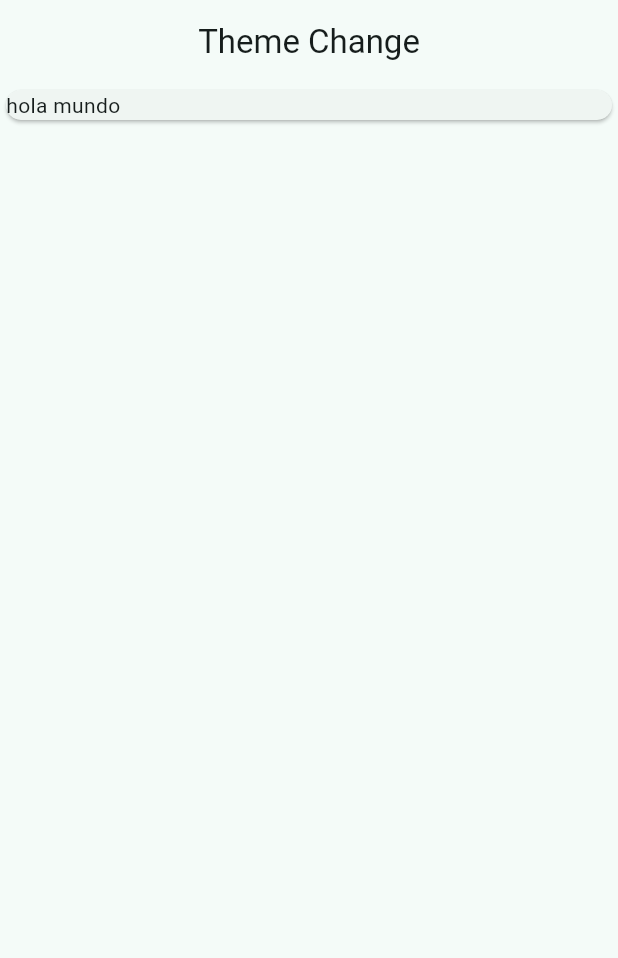
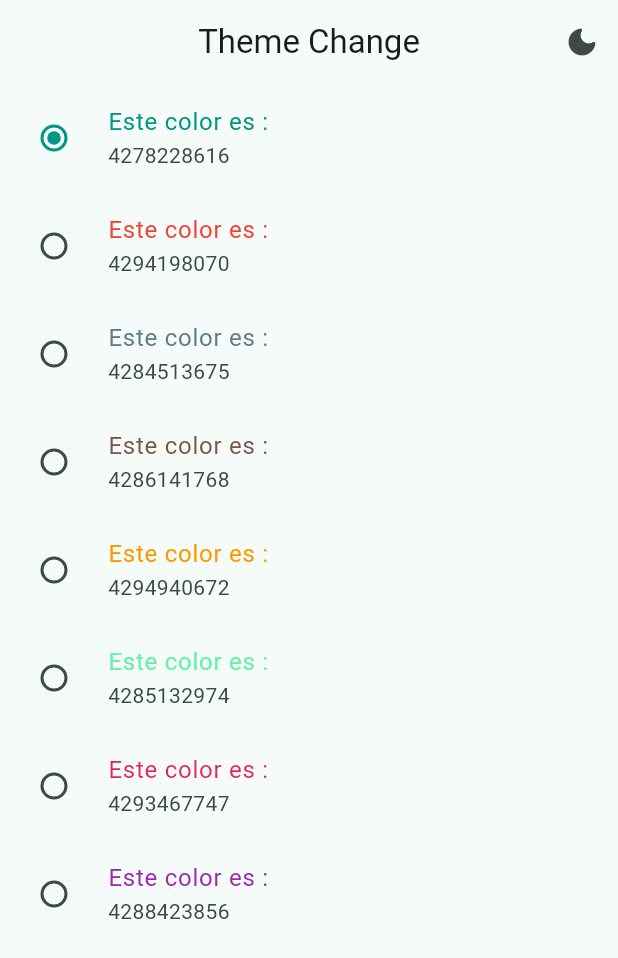
Before and after one commit to SebastianCaracuel/Flutter-Mobile-Beginner-to-Expert, a Flutter app: the ThemeChangeScreen screen opened by its route, on a phone screen of 412 x 824 dp. Shown: the top 958 px of the screen. Run offline on Flutter 3.47's test engine with Material 3 defaults, Android fonts, the phone set to English and light mode, and no system bars; our stand-ins replace animate_do, dio, flutter_riverpod, go_router, video_player.

Commit message:
Implement Riverpod Provider
Colocamos nuestro Dark - Light en nuestro menu superior, aún no esta implementado en su totalidad.

Implementamos el Riverpod Provider, pero aún no esta en su totalidad.

Creamos el cuerpo de nuestra pantalla "Theme-changer". Donde aplicamos nuestra referencia de "ColorListProvider"  utilizamos un ListView y un RadioListTitle para que podamos en un futuro seleccionar que color queremos que cambie nuestra aplicación.

```diff
--- a/06_Widgets_app/w_app/lib/presentation/screens/home/home_screen.dart
+++ b/06_Widgets_app/w_app/lib/presentation/screens/home/home_screen.dart
@@ -40,7 +40,6 @@ class HomeScreen extends ConsumerWidget {
               icon: Icon(isDarkMode
                   ? Icons.light_mode_rounded
                   : Icons.dark_mode_rounded)),
-          //icon: const Icon(Icons.dark_mode_rounded)),
         ],
       ),
 
--- a/06_Widgets_app/w_app/lib/presentation/screens/theme_changer/theme_changer_screen.dart
+++ b/06_Widgets_app/w_app/lib/presentation/screens/theme_changer/theme_changer_screen.dart
@@ -1,8 +1,10 @@
 //Importaciones
 import 'package:flutter/material.dart';
+import 'package:flutter_riverpod/flutter_riverpod.dart';
+import 'package:w_app/presentation/providers/theme_provider.dart';
 
 //Clase
-class ThemeChangeScreen extends StatelessWidget {
+class ThemeChangeScreen extends ConsumerWidget {
   //Propiedades
   static const String name = 'ThemeChanger_screen';
 
@@ -11,19 +13,73 @@ class ThemeChangeScreen extends StatelessWidget {
 
 //Objeto
   @override
-  Widget build(BuildContext context) {
+  Widget build(BuildContext context, ref) {
+    //Propiedades del objeto
+    final isDarkMode = ref.watch(isDarkModeProvider); //Referencia del DarkMode
+
     return Scaffold(
       //MenuSuperior
       appBar: AppBar(
-          //titulo
-          title: const Text('Theme Change')),
+        //titulo
+        title: const Text('Theme Change'),
+        actions: [
+          IconButton(
+            //Iconos switch
+            icon: Icon(isDarkMode
+                ? Icons.light_mode_rounded
+                : Icons.dark_mode_rounded),
+
+            //Función
+            onPressed: () {},
+          ),
+        ],
+      ),
 
       //Cuerpo
-      body: ListView(
-        children: const [
-          Card(child: Text('hola mundo')),
-        ],
-      ),
+      body: const _ThemeChangerView(), //?Extragimos el Widget
     );
   }
 }
+
+//?Widget extraido
+class _ThemeChangerView extends ConsumerWidget {
+  //Propiedades de la clase
+
+  //Constructor
+  const _ThemeChangerView();
+
+//Objeto
+  @override
+  Widget build(BuildContext context, ref) {
+    //Propiedades del Objeto
+    final List<Color> colors = ref.watch(colorListProvider);
+
+    return ListView.builder(
+      //Listado de colores con el lenght
+      itemCount: colors.length,
+      //Builder
+      itemBuilder: (context, index) {
+        //Propiedad del builder
+        final Color color = colors[index];
+
+        return RadioListTile(
+          //Colocamos un titulo
+          title: Text('Este color es : ', style: TextStyle(color: color)),
+          //Colocamos un Subtitle
+          subtitle: Text('${color.value}'),
+          //Queremos que al seleccionar el circulito también sea del color que estamos presionando
+          activeColor: color,
+          //Valor del radio
+          value: index,
+          //Grupo del valor
+          groupValue:
+              0, //Este es el valor seleccionado (flutter sabe cual es el valor que tenemos mediante este groupvalue)
+          //Cuando cambia
+          onChanged: (value) {
+            //todo: Notificar el cambio
+          },
+        );
+      },
+    );
+  }
+}
```
